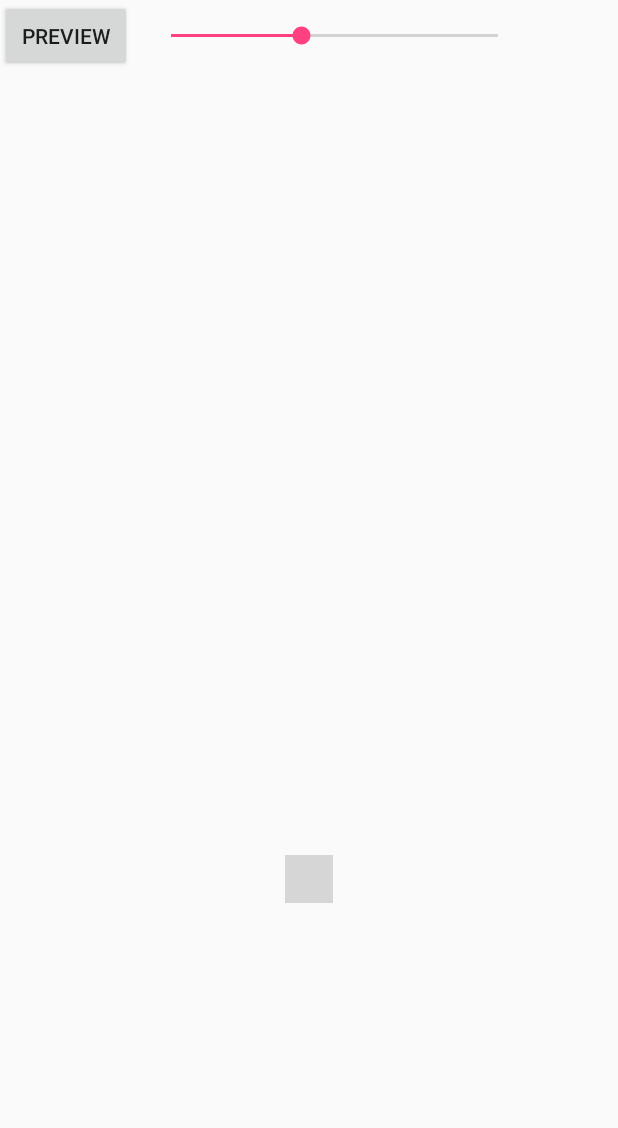
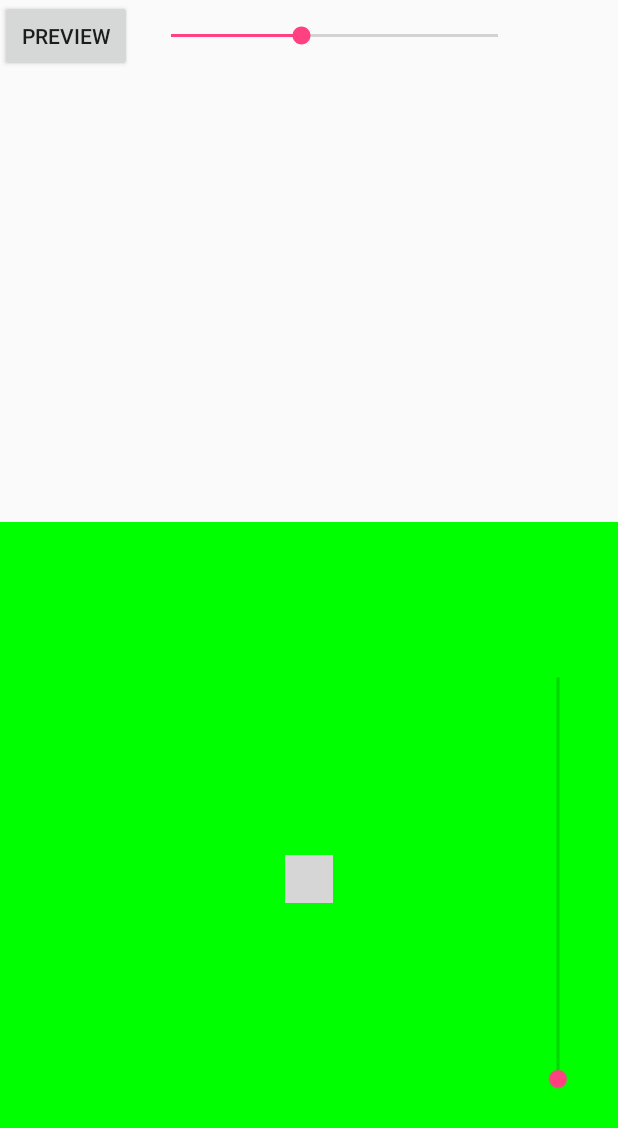
Before and after one commit to ms03001620/ThingsHello, an Android app: the CtrlActivity screen opened directly, with no data from a screen before it, on a phone screen of 412 x 824 dp. Shown: the top 1128 px of the screen. Run offline under Robolectric (Android 15) with nearby library versions, the phone set to English and light mode, and no system bars; libraries missing offline, so code that uses them is left out: com.gcssloop.widget; plain views replace RockerView; 2 statements that could not run were skipped; grey boxes are pictures that could not be loaded.

Commit message:
客户端加入摄像头舵机控制

```diff
--- a/app_mobile/src/main/java/org/mark/mobile/CtrlActivity.java
+++ b/app_mobile/src/main/java/org/mark/mobile/CtrlActivity.java
@@ -1,14 +1,11 @@
 package org.mark.mobile;
 
-import android.content.Intent;
 import android.os.Bundle;
 import android.support.annotation.NonNull;
 import android.support.annotation.Nullable;
 import android.support.v7.app.AppCompatActivity;
-import android.text.method.ScrollingMovementMethod;
 import android.util.Log;
 import android.view.View;
-import android.widget.EditText;
 import android.widget.SeekBar;
 import android.widget.Toast;
 
@@ -16,13 +13,13 @@ import com.gcssloop.widget.RockerView;
 
 import org.mark.base.PreferUtils;
 import org.mark.lib_unit_socket.ClientMessageCallback;
+import org.mark.lib_unit_socket.bean.CameraServoCmd;
 import org.mark.lib_unit_socket.bean.CmdConstant;
 import org.mark.lib_unit_socket.bean.WheelCmd;
 import org.mark.mobile.connect.ConnectedManager;
 import org.mark.mobile.ctrl.KeyIndex;
 import org.mark.mobile.ctrl.RockerListener;
 import org.mark.mobile.preview.EyesFragment;
-import org.mark.mobile.preview.PreviewActivity;
 
 public class CtrlActivity extends AppCompatActivity {
     private static final String TAG = "CtrlActivity";
@@ -56,6 +53,27 @@ public class CtrlActivity extends AppCompatActivity {
 
             @Override
             public void onStopTrackingTouch(SeekBar seekBar) {
+            }
+        });
+
+        SeekBar cameraSeek = findViewById(R.id.seek);
+        cameraSeek.setOnSeekBarChangeListener(new SeekBar.OnSeekBarChangeListener() {
+            @Override
+            public void onProgressChanged(SeekBar seekBar, int progress, boolean fromUser) {
+                Log.d(TAG, "progress:"+progress);
+
+                CameraServoCmd cameraCmd = new CameraServoCmd(progress);
+                ConnectedManager.getInstance().sendObject(cameraCmd, CmdConstant.CAMERA_SERVO);
+            }
+
+            @Override
+            public void onStartTrackingTouch(SeekBar seekBar) {
+
+            }
+
+            @Override
+            public void onStopTrackingTouch(SeekBar seekBar) {
+
             }
         });
 
--- a/app_mobile/src/main/java/org/mark/mobile/preview/PreviewPresenter.java
+++ b/app_mobile/src/main/java/org/mark/mobile/preview/PreviewPresenter.java
@@ -26,10 +26,8 @@ public class PreviewPresenter {
 
     private UdpReceiver mIReceiver;
 
-    private ModelServo mModelServo;
 
     public PreviewPresenter(EyesFragment previewActivity) {
-        mModelServo = new ModelServo();
         mWeakView = new WeakReference<>(previewActivity);
         mWorkThreadHandler = new WorkThreadHandler();
 
@@ -113,8 +111,4 @@ public class PreviewPresenter {
         ConnectedManager.getInstance().removeCallback(mTcpCallback);
         mIReceiver.stop();
     }
-
-    public void servoAction(ModelServo.Action action) {
-        mModelServo.action(action);
-    }
 }
--- a/app_mobile/src/main/res/layout/activity_ctrl.xml
+++ b/app_mobile/src/main/res/layout/activity_ctrl.xml
@@ -35,6 +35,7 @@
     </FrameLayout>
 
     <RelativeLayout
+        android:background="#0f0"
         android:layout_width="match_parent"
 
         android:layout_height="match_parent">
@@ -50,6 +51,18 @@
             rocker:rocker_radius="30dp" />
 
 
+
+        <SeekBar
+            android:id="@+id/seek"
+            android:layout_width="300dp"
+            android:layout_marginEnd="-110dp"
+            android:layout_alignParentEnd="true"
+            android:layout_height="wrap_content"
+            android:layout_centerVertical="true"
+            android:rotation="270"
+            android:max="100"/>
+
+
     </RelativeLayout>
 
 
```
Also changed, not shown: app_mobile/src/main/java/org/mark/mobile/MainActivity.java (+16 -9 lines), app_mobile/src/main/java/org/mark/mobile/preview/ModelServo.java (deleted, +0 -48 lines).
